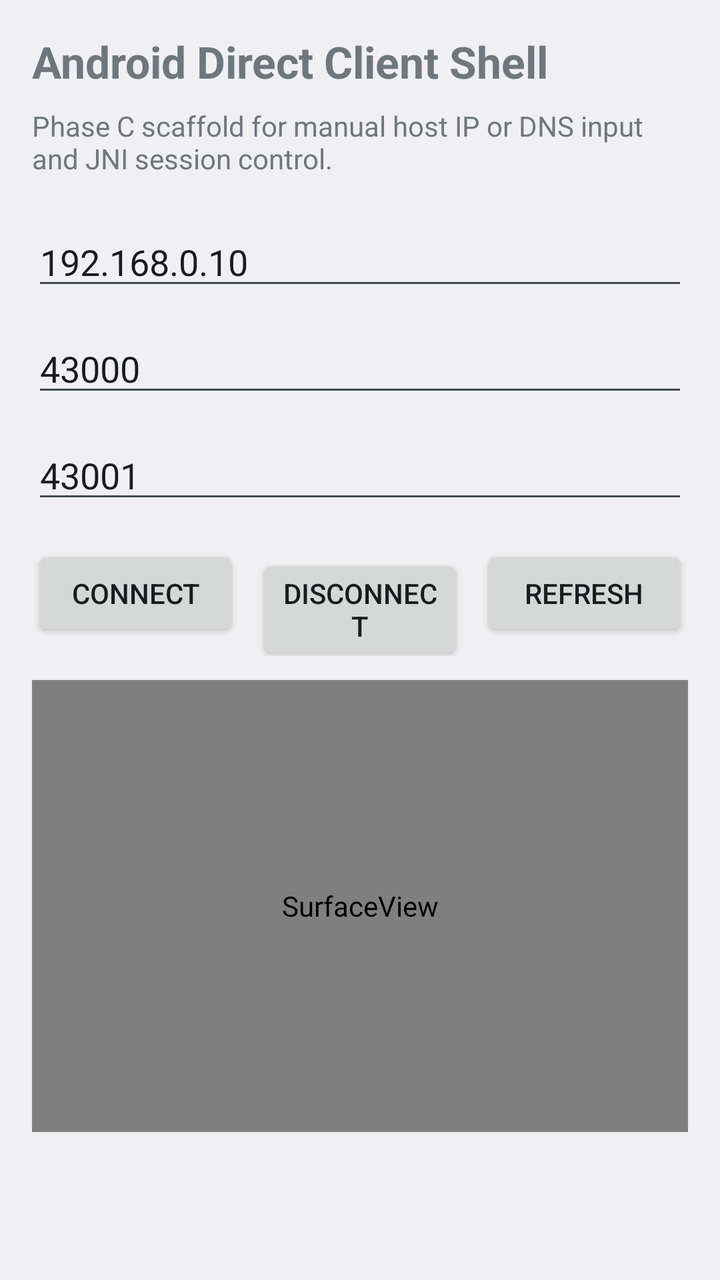
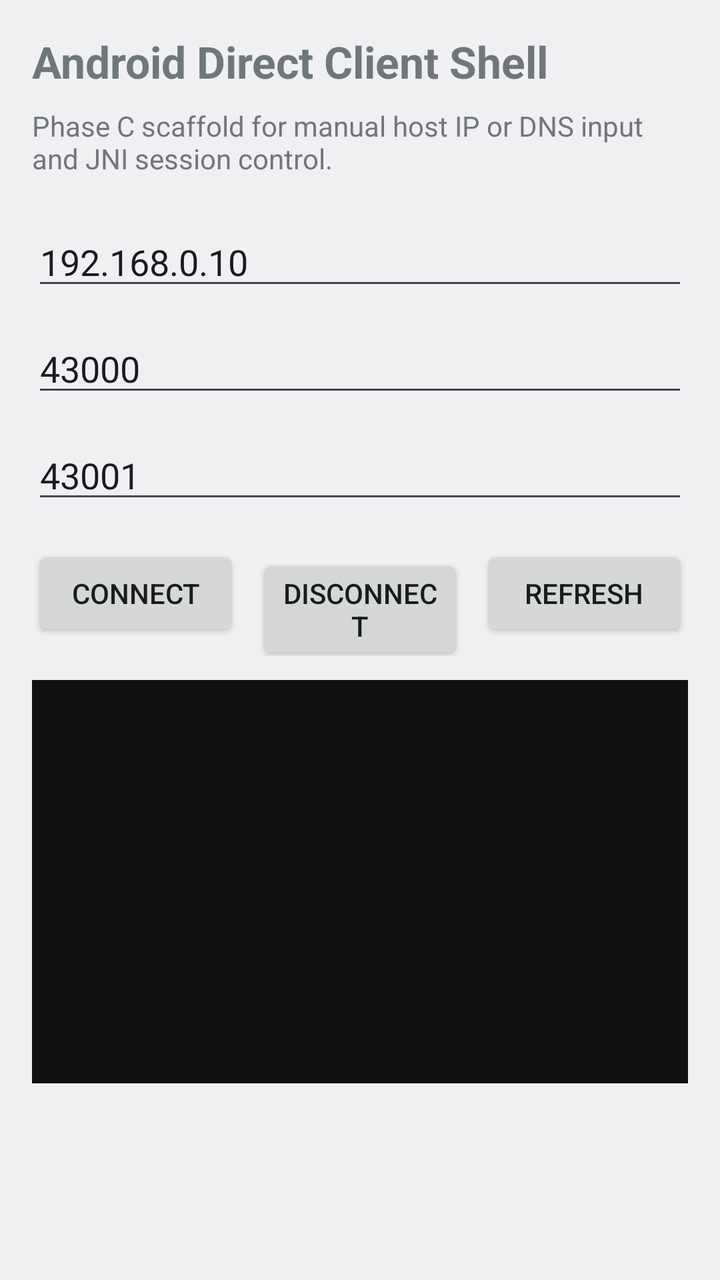

Screens rendered from an Android XML layout before and after an edit, with the pre-edit source and the edit as a unified diff.
<!-- AndroidManifest.xml: application theme Theme.Remote60AndroidDirect -->
<!-- res/layout/activity_main.xml -->
<?xml version="1.0" encoding="utf-8"?>
<LinearLayout xmlns:android="http://schemas.android.com/apk/res/android"
    android:layout_width="match_parent"
    android:layout_height="match_parent"
    android:orientation="vertical"
    android:padding="16dp">

        <TextView
            android:layout_width="match_parent"
            android:layout_height="wrap_content"
            android:text="@string/shell_title"
            android:textSize="22sp"
            android:textStyle="bold" />

        <TextView
            android:layout_width="match_parent"
            android:layout_height="wrap_content"
            android:layout_marginTop="8dp"
            android:text="@string/shell_subtitle" />

        <EditText
            android:id="@+id/hostInput"
            android:layout_width="match_parent"
            android:layout_height="wrap_content"
            android:layout_marginTop="20dp"
            android:hint="@string/host_hint"
            android:inputType="textUri"
            android:text="192.168.0.10" />

        <EditText
            android:id="@+id/videoPortInput"
            android:layout_width="match_parent"
            android:layout_height="wrap_content"
            android:layout_marginTop="12dp"
            android:hint="@string/video_port_hint"
            android:inputType="number"
            android:text="43000" />

        <EditText
            android:id="@+id/controlPortInput"
            android:layout_width="match_parent"
            android:layout_height="wrap_content"
            android:layout_marginTop="12dp"
            android:hint="@string/control_port_hint"
            android:inputType="number"
            android:text="43001" />

        <LinearLayout
            android:layout_width="match_parent"
            android:layout_height="wrap_content"
            android:layout_marginTop="16dp"
            android:orientation="horizontal">

            <Button
                android:id="@+id/connectButton"
                android:layout_width="0dp"
                android:layout_height="wrap_content"
                android:layout_weight="1"
                android:text="@string/connect_button" />

            <Button
                android:id="@+id/disconnectButton"
                android:layout_width="0dp"
                android:layout_height="wrap_content"
                android:layout_marginStart="8dp"
                android:layout_weight="1"
                android:text="@string/disconnect_button" />

            <Button
                android:id="@+id/refreshButton"
                android:layout_width="0dp"
                android:layout_height="wrap_content"
                android:layout_marginStart="8dp"
                android:layout_weight="1"
                android:text="@string/refresh_button" />
        </LinearLayout>

        <SurfaceView
            android:id="@+id/videoSurfaceView"
            android:layout_width="match_parent"
            android:layout_height="0dp"
            android:layout_marginTop="12dp"
            android:layout_weight="1"
            android:background="#101010" />

        <TextView
            android:id="@+id/statusText"
            android:layout_width="match_parent"
            android:layout_height="wrap_content"
            android:layout_marginTop="12dp"
            android:textStyle="bold" />

        <TextView
            android:id="@+id/errorText"
            android:layout_width="match_parent"
            android:layout_height="wrap_content"
            android:layout_marginTop="8dp"
            android:textColor="#B00020" />
</LinearLayout>
<!-- resources referenced by this layout -->
<resources>
  <string name="connect_button">Connect</string>
  <string name="control_port_hint">Control Port</string>
  <string name="disconnect_button">Disconnect</string>
  <string name="host_hint">Host IP or DNS</string>
  <string name="refresh_button">Refresh</string>
  <string name="shell_subtitle">Phase C scaffold for manual host IP or DNS input and JNI session control.</string>
  <string name="shell_title">Android Direct Client Shell</string>
  <string name="video_port_hint">Video Port</string>
  <style name="Theme.Remote60AndroidDirect" parent="@android:style/Theme.DeviceDefault.Light.NoActionBar">
          <item name="android:statusBarColor" tools:targetApi="l">#101820</item>
          <item name="android:navigationBarColor">#101820</item>
      </style>
</resources>

<!-- the commit's change to res/layout/activity_main.xml (unified diff, before → after) -->
@@ -5,95 +5,108 @@
     android:orientation="vertical"
     android:padding="16dp">
 
-        <TextView
+    <TextView
+        android:layout_width="match_parent"
+        android:layout_height="wrap_content"
+        android:text="@string/shell_title"
+        android:textSize="22sp"
+        android:textStyle="bold" />
+
+    <TextView
+        android:layout_width="match_parent"
+        android:layout_height="wrap_content"
+        android:layout_marginTop="8dp"
+        android:text="@string/shell_subtitle" />
+
+    <EditText
+        android:id="@+id/hostInput"
+        android:layout_width="match_parent"
+        android:layout_height="wrap_content"
+        android:layout_marginTop="20dp"
+        android:hint="@string/host_hint"
+        android:inputType="textUri"
+        android:text="192.168.0.10" />
+
+    <EditText
+        android:id="@+id/videoPortInput"
+        android:layout_width="match_parent"
+        android:layout_height="wrap_content"
+        android:layout_marginTop="12dp"
+        android:hint="@string/video_port_hint"
+        android:inputType="number"
+        android:text="43000" />
+
+    <EditText
+        android:id="@+id/controlPortInput"
+        android:layout_width="match_parent"
+        android:layout_height="wrap_content"
+        android:layout_marginTop="12dp"
+        android:hint="@string/control_port_hint"
+        android:inputType="number"
+        android:text="43001" />
+
+    <LinearLayout
+        android:layout_width="match_parent"
+        android:layout_height="wrap_content"
+        android:layout_marginTop="16dp"
+        android:orientation="horizontal">
+
+        <Button
+            android:id="@+id/connectButton"
+            android:layout_width="0dp"
+            android:layout_height="wrap_content"
+            android:layout_weight="1"
+            android:text="@string/connect_button" />
+
+        <Button
+            android:id="@+id/disconnectButton"
+            android:layout_width="0dp"
+            android:layout_height="wrap_content"
+            android:layout_marginStart="8dp"
+            android:layout_weight="1"
+            android:text="@string/disconnect_button" />
+
+        <Button
+            android:id="@+id/refreshButton"
+            android:layout_width="0dp"
+            android:layout_height="wrap_content"
+            android:layout_marginStart="8dp"
+            android:layout_weight="1"
+            android:text="@string/refresh_button" />
+    </LinearLayout>
+
+    <FrameLayout
+        android:layout_width="match_parent"
+        android:layout_height="0dp"
+        android:layout_marginTop="12dp"
+        android:layout_weight="1"
+        android:background="#101010">
+
+        <TextureView
+            android:id="@+id/videoTextureView"
             android:layout_width="match_parent"
-            android:layout_height="wrap_content"
-            android:text="@string/shell_title"
-            android:textSize="22sp"
-            android:textStyle="bold" />
+            android:layout_height="match_parent" />
+    </FrameLayout>
 
-        <TextView
-            android:layout_width="match_parent"
-            android:layout_height="wrap_content"
-            android:layout_marginTop="8dp"
-            android:text="@string/shell_subtitle" />
+    <TextView
+        android:id="@+id/statusText"
+        android:layout_width="match_parent"
+        android:layout_height="wrap_content"
+        android:layout_marginTop="12dp"
+        android:textStyle="bold" />
 
-        <EditText
-            android:id="@+id/hostInput"
-            android:layout_width="match_parent"
-            android:layout_height="wrap_content"
-            android:layout_marginTop="20dp"
-            android:hint="@string/host_hint"
-            android:inputType="textUri"
-            android:text="192.168.0.10" />
+    <TextView
+        android:id="@+id/errorText"
+        android:layout_width="match_parent"
+        android:layout_height="wrap_content"
+        android:layout_marginTop="8dp"
+        android:textColor="#B00020" />
 
-        <EditText
-            android:id="@+id/videoPortInput"
-            android:layout_width="match_parent"
-            android:layout_height="wrap_content"
-            android:layout_marginTop="12dp"
-            android:hint="@string/video_port_hint"
-            android:inputType="number"
-            android:text="43000" />
-
-        <EditText
-            android:id="@+id/controlPortInput"
-            android:layout_width="match_parent"
-            android:layout_height="wrap_content"
-            android:layout_marginTop="12dp"
-            android:hint="@string/control_port_hint"
-            android:inputType="number"
-            android:text="43001" />
-
-        <LinearLayout
-            android:layout_width="match_parent"
-            android:layout_height="wrap_content"
-            android:layout_marginTop="16dp"
-            android:orientation="horizontal">
-
-            <Button
-                android:id="@+id/connectButton"
-                android:layout_width="0dp"
-                android:layout_height="wrap_content"
-                android:layout_weight="1"
-                android:text="@string/connect_button" />
-
-            <Button
-                android:id="@+id/disconnectButton"
-                android:layout_width="0dp"
-                android:layout_height="wrap_content"
-                android:layout_marginStart="8dp"
-                android:layout_weight="1"
-                android:text="@string/disconnect_button" />
-
-            <Button
-                android:id="@+id/refreshButton"
-                android:layout_width="0dp"
-                android:layout_height="wrap_content"
-                android:layout_marginStart="8dp"
-                android:layout_weight="1"
-                android:text="@string/refresh_button" />
-        </LinearLayout>
-
-        <SurfaceView
-            android:id="@+id/videoSurfaceView"
-            android:layout_width="match_parent"
-            android:layout_height="0dp"
-            android:layout_marginTop="12dp"
-            android:layout_weight="1"
-            android:background="#101010" />
-
-        <TextView
-            android:id="@+id/statusText"
-            android:layout_width="match_parent"
-            android:layout_height="wrap_content"
-            android:layout_marginTop="12dp"
-            android:textStyle="bold" />
-
-        <TextView
-            android:id="@+id/errorText"
-            android:layout_width="match_parent"
-            android:layout_height="wrap_content"
-            android:layout_marginTop="8dp"
-            android:textColor="#B00020" />
+    <TextView
+        android:id="@+id/videoDebugText"
+        android:layout_width="match_parent"
+        android:layout_height="wrap_content"
+        android:layout_marginTop="8dp"
+        android:textColor="#666666"
+        android:textSize="12sp" />
 </LinearLayout>
